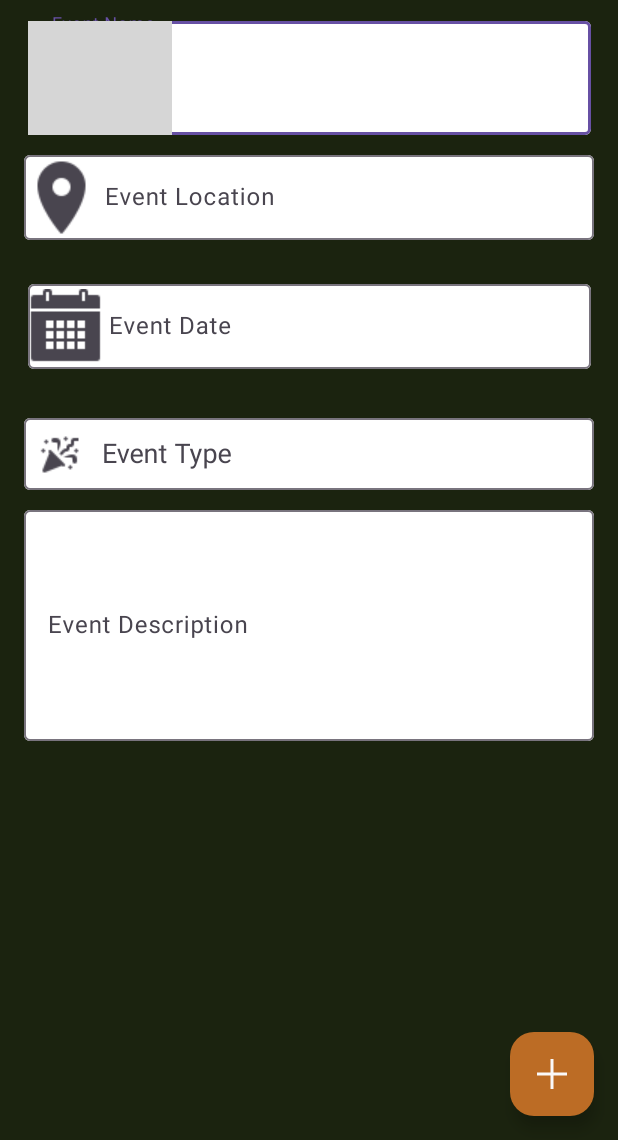
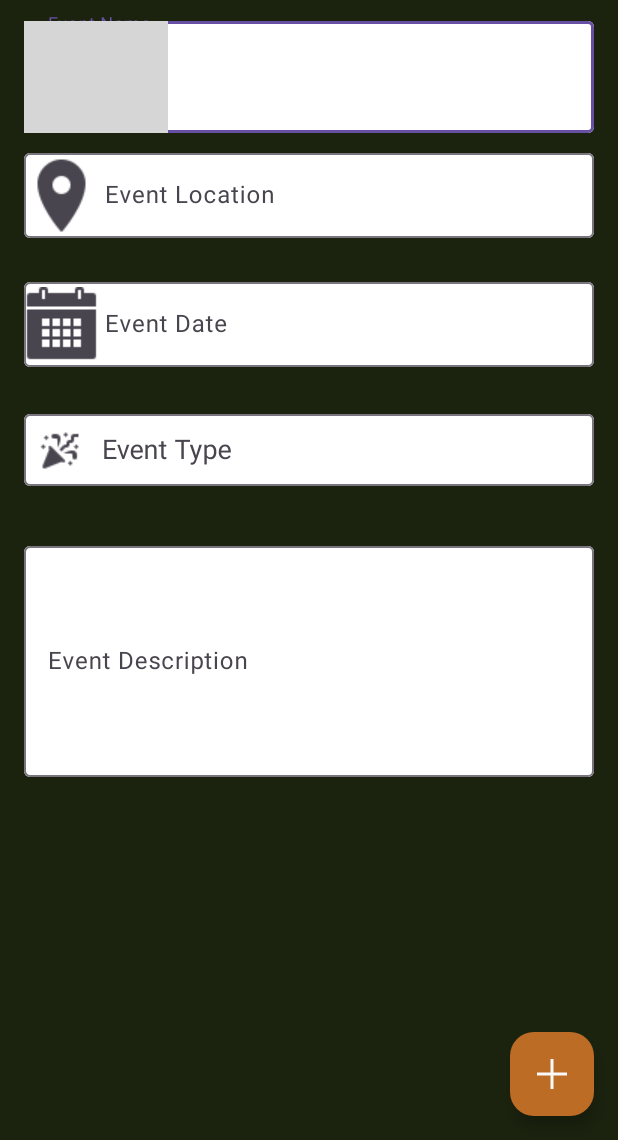
Before and after one commit to Mobile-App-Course/CopenhagenBuzz, an Android app: the screen it shows after launch (MainActivity), after a tap on "Guest", on a phone screen of 412 x 824 dp, the part 96-1236 px from its top. Run offline under Robolectric (Android 15) with nearby library versions, the light colour scheme and no system bars; grey boxes are pictures that could not be loaded.

Commit message:
somehow fix??

```diff
--- a/app/src/main/java/dk/itu/moapd/copenhagenbuzz/ralc/nhca/View/LoginActivity.kt
+++ b/app/src/main/java/dk/itu/moapd/copenhagenbuzz/ralc/nhca/View/LoginActivity.kt
@@ -34,12 +34,14 @@ class LoginActivity : AppCompatActivity() {
             val intent = Intent(this, MainActivity::class.java)
             intent.putExtra("isLoggedIn", true)
             startActivity(intent)
+            finish()
         }
 
         binding.materialButtonGuest.setOnClickListener{
             val intent = Intent(this, MainActivity::class.java)
             intent.putExtra("isLoggedIn", false)
             startActivity(intent)
+            finish()
         }
     }
 }
--- a/app/src/main/java/dk/itu/moapd/copenhagenbuzz/ralc/nhca/View/MainActivity.kt
+++ b/app/src/main/java/dk/itu/moapd/copenhagenbuzz/ralc/nhca/View/MainActivity.kt
@@ -99,7 +99,7 @@
             eventDate = contentMainBinding.editTextEventDate
             eventType = contentMainBinding.autoCompleteTextViewEventType
             eventDescription = contentMainBinding.editTextEventDescription
-            addEventButton = contentMainBinding.floatingButtonEventAdd
+            addEventButton = activityMainBinding.floatingButtonEventAdd
 
 
             // AutoCompleteTextView (list of event types) configuration
--- a/app/src/main/res/layout/activity_main.xml
+++ b/app/src/main/res/layout/activity_main.xml
@@ -1,16 +1,36 @@
 <?xml version="1.0" encoding="utf-8"?>
-<androidx.coordinatorlayout.widget.CoordinatorLayout
-    xmlns:android="http://schemas.android.com/apk/res/android"
+<androidx.coordinatorlayout.widget.CoordinatorLayout xmlns:android="http://schemas.android.com/apk/res/android"
     xmlns:tools="http://schemas.android.com/tools"
     android:layout_width="match_parent"
     android:layout_height="match_parent"
+    xmlns:app="http://schemas.android.com/apk/res-auto"
     android:fitsSystemWindows="true"
     android:background="@color/bg_primary"
-
     tools:context=".View.MainActivity">
 
-    <include
-        android:id="@+id/content_main"
-        layout="@layout/content_main" />
+    <androidx.core.widget.NestedScrollView
+        android:id="@+id/nestedScrollView"
+        android:layout_width="match_parent"
+        android:layout_height="match_parent"
+        android:fillViewport="true"
+        app:layout_behavior="@string/appbar_scrolling_view_behavior">
+
+        <include
+            android:id="@+id/content_main"
+            layout="@layout/content_main" />
+
+    </androidx.core.widget.NestedScrollView>
+
+    <com.google.android.material.floatingactionbutton.FloatingActionButton
+        android:id="@+id/floating_button_event_add"
+        android:layout_width="wrap_content"
+        android:layout_height="wrap_content"
+        android:layout_margin="16dp"
+        android:contentDescription="@string/add_event"
+        android:src="@drawable/event_add_icon"
+        app:backgroundTint="@color/primary"
+        app:layout_anchor="@+id/nestedScrollView"
+        app:layout_anchorGravity="end|bottom"
+        app:tint="@color/text_primary" />
 
 </androidx.coordinatorlayout.widget.CoordinatorLayout>
--- a/app/src/main/res/layout/content_main.xml
+++ b/app/src/main/res/layout/content_main.xml
@@ -19,8 +19,8 @@
 
     <com.google.android.material.textfield.TextInputLayout
         android:id="@+id/text_field_event_name"
-        android:layout_width="375dp"
-        android:layout_height="81dp"
+        android:layout_width="0dp"
+        android:layout_height="80dp"
         android:layout_marginStart="16dp"
         android:layout_marginTop="24dp"
         android:layout_marginEnd="16dp"
@@ -68,8 +68,8 @@
     <!-- Implement the other UI components here. -->
     <com.google.android.material.textfield.TextInputLayout
         android:id="@+id/text_field_event_date"
-        android:layout_width="375dp"
-        android:layout_height="81dp"
+        android:layout_width="0dp"
+        android:layout_height="80dp"
         android:layout_marginStart="16dp"
         android:layout_marginTop="24dp"
         android:layout_marginEnd="16dp"
@@ -94,7 +94,7 @@
     <com.google.android.material.textfield.TextInputLayout
         android:id="@+id/text_field_event_type"
         android:layout_width="0dp"
-        android:layout_height="wrap_content"
+        android:layout_height="80dp"
         android:layout_marginStart="16dp"
         android:layout_marginTop="8dp"
         android:layout_marginEnd="16dp"
@@ -139,18 +139,6 @@
             android:inputType="text" />
 
     </com.google.android.material.textfield.TextInputLayout>
-
-    <com.google.android.material.floatingactionbutton.FloatingActionButton
-        android:id="@+id/floating_button_event_add"
-        android:layout_width="wrap_content"
-        android:layout_height="wrap_content"
-        android:layout_margin="16dp"
-        android:src="@drawable/event_add_icon"
-        android:contentDescription="@string/add_event"
-        app:layout_constraintBottom_toBottomOf="parent"
-        app:layout_constraintEnd_toEndOf="parent"
-        app:backgroundTint="@color/primary"
-        app:tint="@color/text_primary" />
 
     <androidx.appcompat.widget.Toolbar
         android:id="@+id/toolbar"
--- a/gradle/libs.versions.toml
+++ b/gradle/libs.versions.toml
@@ -1,5 +1,5 @@
 [versions]
-agp = "8.6.0-alpha07"
+agp = "8.6.1"
 kotlin = "1.9.24"
 coreKtx = "1.10.1"
 junit = "4.13.2"
```
